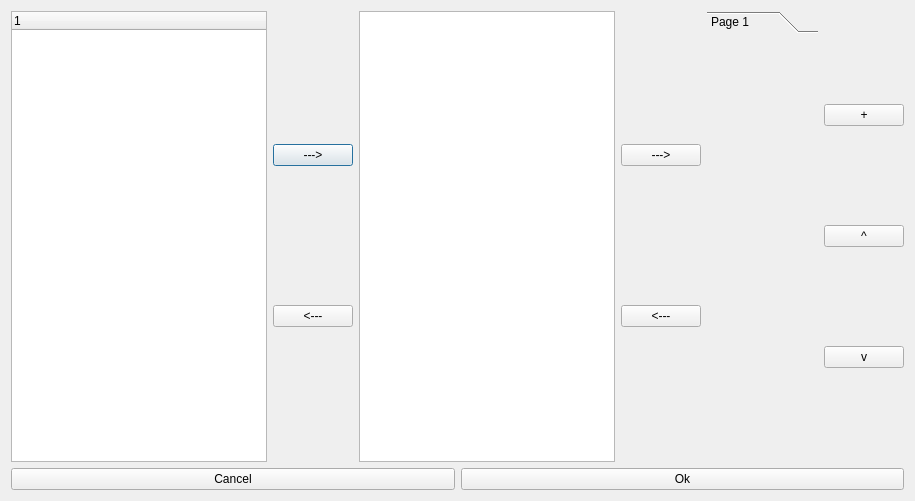
This is production/subsystems/ui/ui/logfilemerger.ui in ratelware/logan as Qt 5 draws it before an edit. The edited form follows.
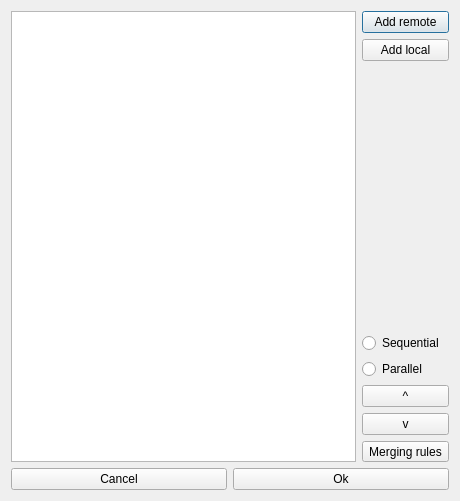
This is the edited form.

```diff
--- a/production/subsystems/ui/ui/logfilemerger.ui
+++ b/production/subsystems/ui/ui/logfilemerger.ui
@@ -6,7 +6,7 @@
    <rect>
     <x>0</x>
     <y>0</y>
-    <width>915</width>
+    <width>460</width>
     <height>501</height>
    </rect>
   </property>
@@ -30,81 +30,14 @@
        <property name="defaultDropAction">
         <enum>Qt::ActionMask</enum>
        </property>
-      </widget>
-     </item>
-     <item>
-      <layout class="QVBoxLayout" name="verticalLayout_2">
-       <item>
-        <widget class="QPushButton" name="addFileToSelected">
-         <property name="text">
-          <string>---&gt;</string>
-         </property>
-        </widget>
-       </item>
-       <item>
-        <widget class="QPushButton" name="removeFileFromSelected">
-         <property name="text">
-          <string>&lt;---</string>
-         </property>
-        </widget>
-       </item>
-      </layout>
-     </item>
-     <item>
-      <widget class="QListWidget" name="selectedFiles">
-       <property name="acceptDrops">
-        <bool>true</bool>
-       </property>
-       <property name="dragEnabled">
-        <bool>true</bool>
-       </property>
-       <property name="alternatingRowColors">
-        <bool>true</bool>
-       </property>
-       <property name="selectionMode">
-        <enum>QAbstractItemView::MultiSelection</enum>
-       </property>
-      </widget>
-     </item>
-     <item>
-      <layout class="QVBoxLayout" name="verticalLayout">
-       <item>
-        <widget class="QPushButton" name="addFileToTab">
-         <property name="text">
-          <string>---&gt;</string>
-         </property>
-        </widget>
-       </item>
-       <item>
-        <widget class="QPushButton" name="removeFileFromTab">
-         <property name="text">
-          <string>&lt;---</string>
-         </property>
-        </widget>
-       </item>
-      </layout>
-     </item>
-     <item>
-      <widget class="QToolBox" name="filesPerTab">
-       <property name="acceptDrops">
-        <bool>true</bool>
-       </property>
-       <property name="currentIndex">
-        <number>0</number>
-       </property>
-       <widget class="QWidget" name="page">
-        <property name="geometry">
-         <rect>
-          <x>0</x>
-          <y>0</y>
-          <width>122</width>
-          <height>423</height>
-         </rect>
+       <attribute name="headerVisible">
+        <bool>false</bool>
+       </attribute>
+       <column>
+        <property name="text">
+         <string notr="true">1</string>
         </property>
-        <attribute name="label">
-         <string>Page 1</string>
-        </attribute>
-       </widget>
+       </column>
       </widget>
      </item>
      <item>
@@ -112,7 +45,41 @@
        <item>
         <widget class="QPushButton" name="addNewTab">
          <property name="text">
-          <string>+</string>
+          <string>Add remote</string>
+         </property>
+        </widget>
+       </item>
+       <item>
+        <widget class="QPushButton" name="addLocal">
+         <property name="text">
+          <string>Add local</string>
+         </property>
+        </widget>
+       </item>
+       <item>
+        <spacer name="verticalSpacer">
+         <property name="orientation">
+          <enum>Qt::Vertical</enum>
+         </property>
+         <property name="sizeHint" stdset="0">
+          <size>
+           <width>20</width>
+           <height>40</height>
+          </size>
+         </property>
+        </spacer>
+       </item>
+       <item>
+        <widget class="QRadioButton" name="sequentialMerge">
+         <property name="text">
+          <string>Sequential</string>
+         </property>
+        </widget>
+       </item>
+       <item>
+        <widget class="QRadioButton" name="parallelMerge">
+         <property name="text">
+          <string>Parallel</string>
          </property>
         </widget>
        </item>
@@ -130,6 +97,13 @@
          </property>
         </widget>
        </item>
+       <item>
+        <widget class="QToolButton" name="mergingRules">
+         <property name="text">
+          <string>Merging rules</string>
+         </property>
+        </widget>
+       </item>
       </layout>
      </item>
     </layout>
```
Left out of the diff: 2 changed lines with no effect on the pictures.
